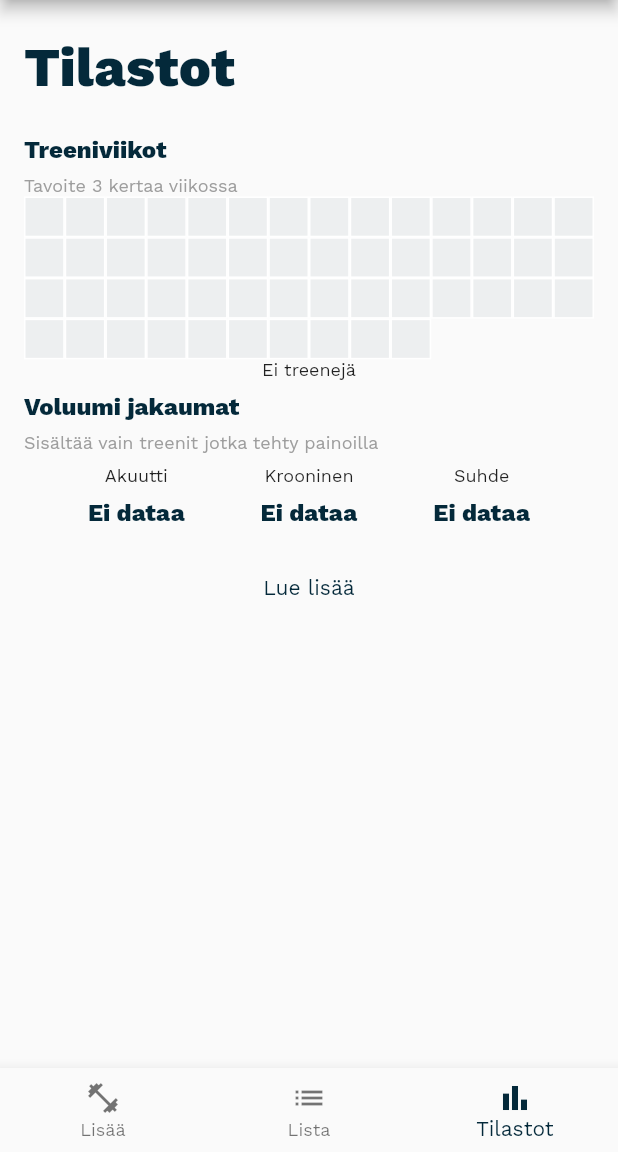
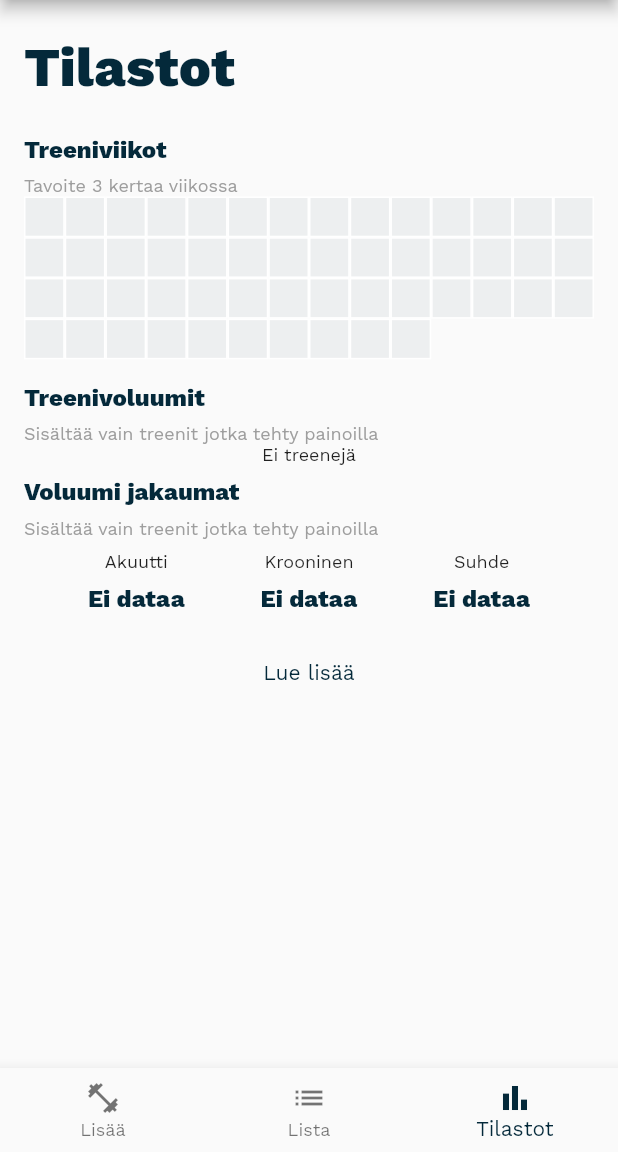
Before and after one commit to matsba/lifterapp, a Flutter app: the screen it shows after launch, item 3 of the bottom bar chosen, on a phone screen of 412 x 824 dp, the part 84-1236 px from its top. Run offline on Flutter 3.47's test engine with Material 2 defaults, Android fonts, the phone set to English and light mode, and no system bars; our stand-ins replace charts_flutter, flutter_redux, package_info_plus, redux, redux_thunk, sqflite; missing offline and left inert: flutter_file_dialog, flutter_redux_navigation, redux_logging; accounts and stored records are empty.

Commit message:
Fixes few release bugs

```diff
--- a/lib/containers/more_menu.dart
+++ b/lib/containers/more_menu.dart
@@ -83,10 +83,10 @@ class MoreMenu extends StatelessWidget {
                           Icons.info_outline,
                           color: Theme.of(context).colorScheme.primary,
                         ),
-                        value: 2)
+                        value: value)
                     : _popUpMenuItemRow(
                         text: "",
-                        value: 2,
+                        value: value,
                       )));
   }
 
--- a/lib/containers/ordinal_workout_volume_stats.dart
+++ b/lib/containers/ordinal_workout_volume_stats.dart
@@ -15,15 +15,15 @@ class OrdinalWorkoutVolumeStats extends StatelessWidget {
     return StoreConnector<AppState, _ViewModel>(
         converter: (store) => _ViewModel.fromStore(store),
         builder: (context, vm) {
-          return vm.ordinalWorkoutVolumes.isNotEmpty
-              ? Column(
+          return Column(
             children: [
               const SizedBox(
                 height: 8,
               ),
               const TitleRow("Treenivoluumit"),
-                    const InfoText(
-                        "Sisältää vain treenit jotka tehty painoilla"),
+              const InfoText("Sisältää vain treenit jotka tehty painoilla"),
+              vm.ordinalWorkoutVolumes.isNotEmpty
+                  ? Column(children: [
                       DropdownButton(
                           value: vm.selectedFilter,
                           items: vm.workoutNames
@@ -42,10 +42,11 @@ class OrdinalWorkoutVolumeStats extends StatelessWidget {
                         width: MediaQuery.of(context).size.width,
                         height: 250,
                       ),
-                    const Text("Viikko / Vuosi")
+                      const Text("Viikko / Vuosi"),
+                    ])
+                  : const Text("Ei treenejä")
             ],
-                )
-              : const Text("Ei treenejä");
+          );
         });
   }
 }
--- a/lib/containers/workout_cards_list.dart
+++ b/lib/containers/workout_cards_list.dart
@@ -113,7 +113,7 @@ class WorkoutCardsList extends StatelessWidget {
                 itemBuilder: (BuildContext context, int index) =>
                     _buildWorkoutCardList(context, index, vm.cards));
           } else {
-            return const Expanded(child: Text("Ei vielä treenejä!"));
+            return const Text("Ei vielä treenejä!");
           }
         });
   }
--- a/lib/containers/workout_log.dart
+++ b/lib/containers/workout_log.dart
@@ -67,12 +67,14 @@ class _RowSource extends DataTableSource {
   List<Workout> workouts;
   BuildContext context;
 
+  get reversedWorkoutList => workouts.reversed;
+
   _RowSource({required this.workouts, required this.context});
 
   @override
   DataRow? getRow(int index) {
     if (index < rowCount) {
-      Workout workout = workouts[index];
+      Workout workout = reversedWorkoutList[index];
       return DataRow(
           cells: [
             DataCell(Text(DateFormat("d.M.y H:mm").format(workout.timestamp))),
--- a/lib/services/workout_repository.dart
+++ b/lib/services/workout_repository.dart
@@ -137,7 +137,7 @@ class WorkoutRepository {
 
     List<Map<String, Object?>> queryResult = await dbContact.rawQuery(query);
 
-    if (queryResult.isEmpty) {
+    if (queryResult.every((element) => element["volume"] == 0)) {
       return [];
     }
 
```
Also changed, not shown: 1 other file. Lines whose indentation alone changed are shown as unchanged.
